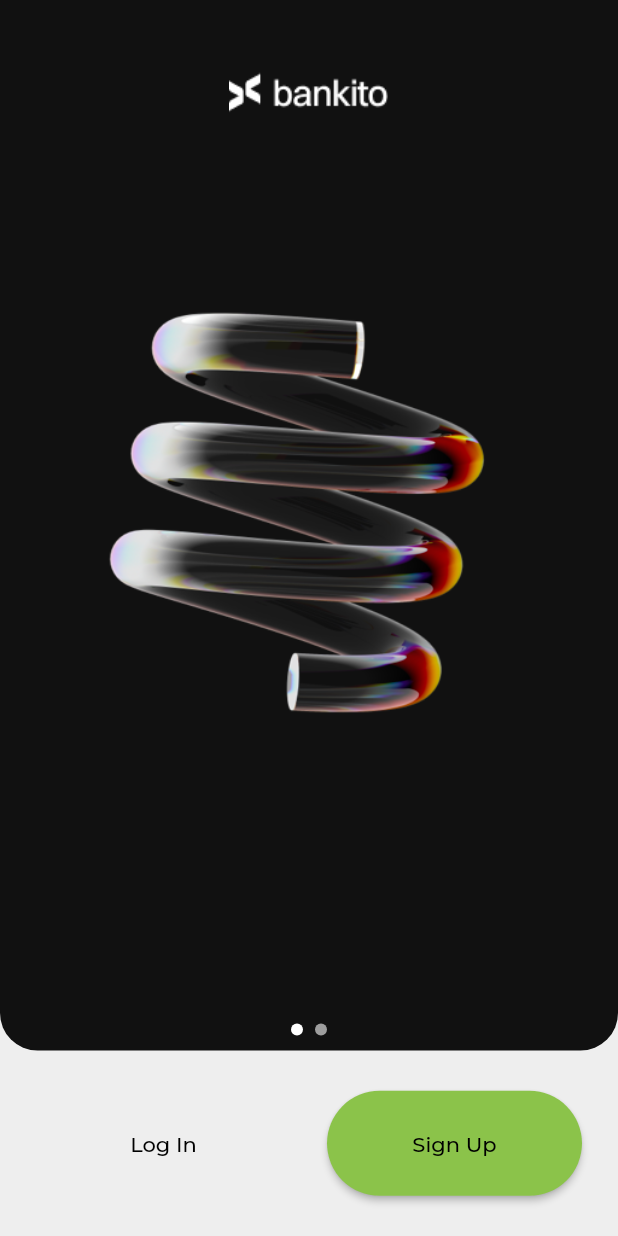
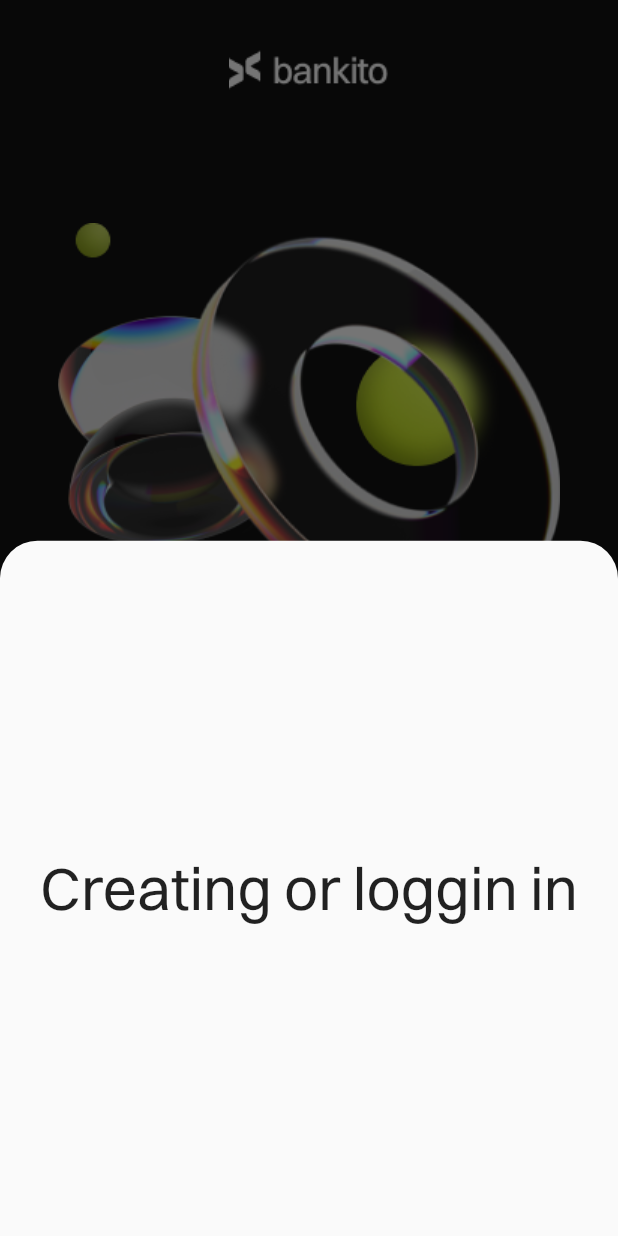
Before and after one commit to browsfer/Bankito, a Flutter app: the screen it shows after launch, after a tap on "Sign Up", on a phone screen of 412 x 824 dp. Run offline on Flutter 3.47's test engine with Material 2 defaults, Android fonts, the light colour scheme and no system bars; drawn by our look-alikes of intro_slider; our stand-ins replace google_fonts.

Commit message:
finishing custom intro slider

```diff
--- a/lib/main.dart
+++ b/lib/main.dart
@@ -18,9 +18,9 @@ class MyApp extends StatelessWidget {
 
     return MaterialApp(
       theme: ThemeData(
-        textTheme: GoogleFonts.montserratTextTheme(textTheme).copyWith(
-          bodyMedium: GoogleFonts.roboto(textStyle: textTheme.bodyMedium),
-        ),
+        // textTheme: GoogleFonts.cormorantUprightTextTheme(textTheme).copyWith(
+        //   bodyMedium: GoogleFonts.cormorant(textStyle: textTheme.bodyMedium),
+        fontFamily: 'Switzer',
       ),
       debugShowCheckedModeBanner: false,
       home: SplashScreen(),
--- a/lib/pages/home_page.dart
+++ b/lib/pages/home_page.dart
@@ -38,6 +38,7 @@ class _HomePageState extends State<HomePage> {
       bottomNavigationBar: const MyBottomNavBar(),
       backgroundColor: Colors.grey[200],
       body: Column(
+        mainAxisSize: MainAxisSize.max,
         children: [
           Container(
             decoration: const BoxDecoration(
--- a/lib/pages/splash_screen.dart
+++ b/lib/pages/splash_screen.dart
@@ -1,4 +1,4 @@
-import 'package:bankito/widgets/intro_slider.dart';
+import 'package:bankito/widgets/my_intro_slider.dart';
 import 'package:flutter/material.dart';
 
 class SplashScreen extends StatefulWidget {
@@ -15,7 +15,7 @@ class _SplashScreenState extends State<SplashScreen> {
       backgroundColor: Colors.grey[200],
       body: Column(
         children: [
-          //Logo
+          //Slides
           Container(
             decoration: const BoxDecoration(
               borderRadius: BorderRadius.only(
@@ -25,9 +25,9 @@ class _SplashScreenState extends State<SplashScreen> {
               color: Color.fromRGBO(17, 17, 17, 1),
             ),
             width: double.infinity,
-            height: MediaQuery.of(context).size.height * 0.85,
+            height: MediaQuery.of(context).size.height * 0.80,
             //Slides
-            child: MyIntroSlider(),
+            child: const MyIntroSlider(),
           ),
           // User authentication section
           Expanded(
@@ -37,9 +37,10 @@ class _SplashScreenState extends State<SplashScreen> {
                 ElevatedButton(
                   onPressed: () {},
                   style: ButtonStyle(
-                    elevation: MaterialStatePropertyAll(0),
+                    splashFactory: InkRipple.splashFactory,
+                    elevation: const MaterialStatePropertyAll(0),
                     backgroundColor: MaterialStatePropertyAll(Colors.grey[200]),
-                    fixedSize: MaterialStatePropertyAll(Size(170, 70)),
+                    fixedSize: const MaterialStatePropertyAll(Size(170, 70)),
                     shape: MaterialStatePropertyAll(
                       RoundedRectangleBorder(
                         borderRadius: BorderRadius.circular(35),
@@ -47,16 +48,42 @@ class _SplashScreenState extends State<SplashScreen> {
                     ),
                   ),
                   child: const Text(
-                    'Log In',
+                    'Sign In',
                     style: TextStyle(color: Colors.black),
                   ),
                 ),
+                // Loggin in or creating user
                 ElevatedButton(
-                  onPressed: () {},
+                  onPressed: () {
+                    showModalBottomSheet(
+                      shape: RoundedRectangleBorder(
+                        borderRadius: BorderRadius.only(
+                          topLeft: Radius.circular(25),
+                          topRight: Radius.circular(25),
+                        ),
+                      ),
+                      context: context,
+                      builder: (context) => Container(
+                        decoration: BoxDecoration(
+                          borderRadius: BorderRadius.only(
+                            topLeft: Radius.circular(25),
+                            topRight: Radius.circular(25),
+                          ),
+                        ),
+                        height: 500,
+                        child: Center(
+                            child: Text(
+                          'Creating or loggin in',
+                          style: TextStyle(fontSize: 40),
+                        )),
+                      ),
+                    );
+                  },
                   style: ButtonStyle(
+                    splashFactory: InkRipple.splashFactory,
                     backgroundColor:
-                        MaterialStatePropertyAll(Colors.lightGreen),
-                    fixedSize: MaterialStatePropertyAll(Size(170, 70)),
+                        const MaterialStatePropertyAll(Colors.lightGreen),
+                    fixedSize: const MaterialStatePropertyAll(Size(170, 70)),
                     shape: MaterialStatePropertyAll(
                       RoundedRectangleBorder(
                         borderRadius: BorderRadius.circular(35),
--- a/lib/widgets/intro_slider.dart
+++ /dev/null
@@ -1,54 +0,0 @@
-import 'package:flutter/material.dart';
-import 'package:intro_slider/intro_slider.dart';
-
-class MyIntroSlider extends StatefulWidget {
-  const MyIntroSlider({super.key});
-
-  @override
-  State<MyIntroSlider> createState() => _IntroSliderState();
-}
-
-class _IntroSliderState extends State<MyIntroSlider> {
-  List<ContentConfig> listContentConfig = [];
-
-  @override
-  void initState() {
-    super.initState();
-    listContentConfig.add(
-      ContentConfig(
-        marginTitle: EdgeInsets.zero,
-        widgetTitle: Image.asset(
-          'assets/images/bankito_logo.png',
-          fit: BoxFit.scaleDown,
-        ),
-        centerWidget: Image.asset(
-          'assets/images/example_photo.png',
-        ),
-      ),
-    );
-
-    listContentConfig.add(
-      ContentConfig(
-          widgetTitle: Image.asset('assets/images/bankito_logo.png'),
-          description:
-              "Allow miles wound place the leave had. To sitting subject no improve studied limited",
-          foregroundImageFit: BoxFit.scaleDown),
-    );
-  }
-
-  @override
-  Widget build(BuildContext context) {
-    return IntroSlider(
-      key: UniqueKey(),
-      listContentConfig: listContentConfig,
-      isShowDoneBtn: false,
-      isShowNextBtn: false,
-      isShowSkipBtn: false,
-      isShowPrevBtn: false,
-      indicatorConfig: const IndicatorConfig(
-        colorIndicator: Colors.grey,
-        colorActiveIndicator: Colors.white,
-      ),
-    );
-  }
-}
--- /dev/null
+++ b/lib/widgets/my_intro_slider.dart
@@ -0,0 +1,167 @@
+import 'package:flutter/material.dart';
+import 'package:intro_slider/intro_slider.dart';
+
+class MyIntroSlider extends StatefulWidget {
+  const MyIntroSlider({super.key});
+
+  @override
+  State<MyIntroSlider> createState() => _IntroSliderState();
+}
+
+class _IntroSliderState extends State<MyIntroSlider> {
+  List<Widget> customTabs = [];
+
+  @override
+  void initState() {
+    super.initState();
+    customTabs.add(SafeArea(
+      child: Padding(
+        padding: const EdgeInsets.only(
+          right: 10,
+          left: 10,
+        ),
+        child: Flex(
+          direction: Axis.vertical,
+          children: [
+            Expanded(
+              flex: 1,
+              child: Image.asset(
+                'assets/images/bankito_logo.png',
+              ),
+            ),
+            const SizedBox(height: 50),
+            Expanded(
+              flex: 3,
+              child: Image.asset(
+                'assets/images/splash_photo.png',
+              ),
+            ),
+            const SizedBox(height: 30),
+            const Text(
+              'Better way to manage your wallet',
+              style: TextStyle(
+                color: Colors.white,
+                fontSize: 28,
+              ),
+            ),
+            const SizedBox(height: 20),
+            const Text(
+              'We compare offers from the largest national banks and other licensed lenders to customize funding for any need.',
+              style: TextStyle(
+                color: Colors.grey,
+                fontSize: 16,
+              ),
+            ),
+            const SizedBox(height: 50),
+          ],
+        ),
+      ),
+    ));
+    customTabs.add(SafeArea(
+      child: Padding(
+        padding: const EdgeInsets.only(
+          right: 10,
+          left: 10,
+        ),
+        child: Flex(
+          direction: Axis.vertical,
+          children: [
+            Expanded(
+              flex: 1,
+              child: Image.asset(
+                'assets/images/bankito_logo.png',
+              ),
+            ),
+            const SizedBox(height: 50),
+            Expanded(
+              flex: 3,
+              child: Image.asset(
+                'assets/images/splash_photo.png',
+              ),
+            ),
+            const SizedBox(height: 30),
+            const Text(
+              'Better way to manage your wallet',
+              style: TextStyle(
+                color: Colors.white,
+                fontSize: 28,
+              ),
+            ),
+            const SizedBox(height: 20),
+            const Text(
+              'We compare offers from the largest national banks and other licensed lenders to customize funding for any need.',
+              style: TextStyle(
+                color: Colors.grey,
+                fontSize: 16,
+              ),
+            ),
+            const SizedBox(height: 50),
+          ],
+        ),
+      ),
+    ));
+    customTabs.add(SafeArea(
+      child: Padding(
+        padding: const EdgeInsets.only(
+          right: 10,
+          left: 10,
+        ),
+        child: Flex(
+          direction: Axis.vertical,
+          children: [
+            Expanded(
+              flex: 1,
+              child: Image.asset(
+                'assets/images/bankito_logo.png',
+              ),
+            ),
+            const SizedBox(height: 50),
+            Expanded(
+              flex: 3,
+              child: Image.asset(
+                'assets/images/splash_photo.png',
+              ),
+            ),
+            const SizedBox(height: 30),
+            const Text(
+              'Better way to manage your wallet',
+              style: TextStyle(
+                color: Colors.white,
+                fontSize: 28,
+              ),
+            ),
+            const SizedBox(height: 20),
+            const Text(
+              'We compare offers from the largest national banks and other licensed lenders to customize funding for any need.',
+              style: TextStyle(
+                color: Colors.grey,
+                fontSize: 16,
+              ),
+            ),
+            const SizedBox(height: 50),
+          ],
+        ),
+      ),
+    ));
+  }
+
+  @override
+  Widget build(BuildContext context) {
+    return IntroSlider(
+      key: UniqueKey(),
+      listCustomTabs: customTabs,
+      isShowDoneBtn: false,
+      isShowNextBtn: false,
+      isShowSkipBtn: false,
+      isShowPrevBtn: false,
+      autoScrollInterval: const Duration(seconds: 4),
+      isLoopAutoScroll: true,
+      isScrollable: true,
+      isAutoScroll: true,
+      indicatorConfig: const IndicatorConfig(
+        colorIndicator: Colors.grey,
+        colorActiveIndicator: Colors.white,
+      ),
+    );
+  }
+}
--- a/lib/widgets/transactions_list.dart
+++ b/lib/widgets/transactions_list.dart
@@ -1,6 +1,4 @@
 import 'package:flutter/material.dart';
-import 'package:flutter/src/widgets/framework.dart';
-import 'package:flutter/src/widgets/placeholder.dart';
 
 class TransactionList extends StatelessWidget {
   const TransactionList({super.key});
```
Also changed, not shown: pubspec.yaml (+10 -6 lines), assets/fonts/Switzer-Light.otf (added), assets/fonts/Switzer-Medium.otf (added), assets/fonts/Switzer-Regular.otf (added), assets/images/splash_photo.png (added), pubspec.lock.
